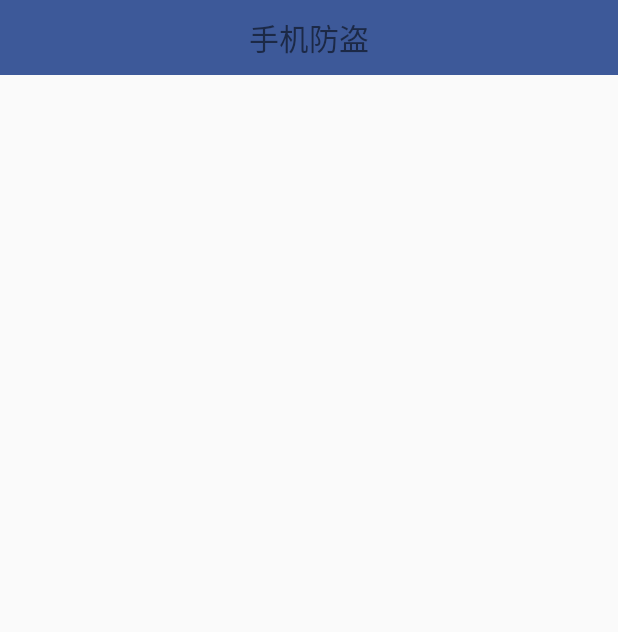
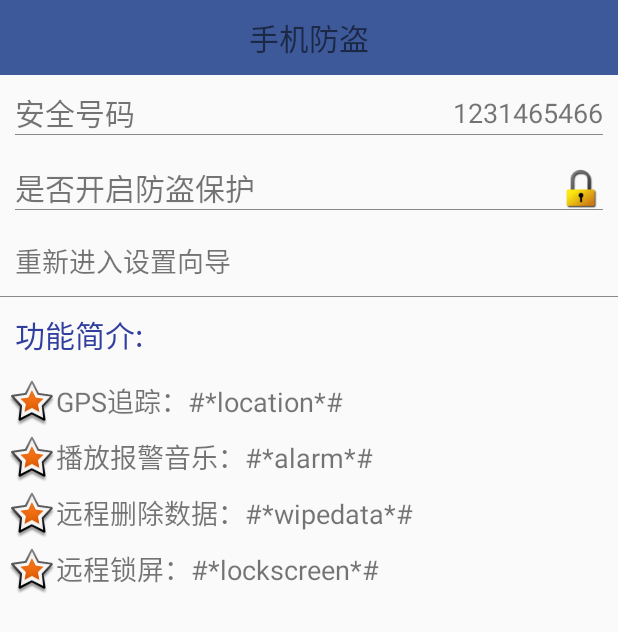
Before and after one commit to zcjxz/WEI_SHI_360, an Android app: the layout activity_lost_find.xml on its own in the app's theme, with its tools: preview values and no code run, on a phone screen of 412 x 824 dp. Shown: the top 632 px of the screen. Run offline under Robolectric (Android 15) with nearby library versions, the phone set to English and light mode, and no system bars.

Commit message:
手机防盗页

```diff
--- a/app/src/main/java/com/zcj/wei_shi_360/activity/LostFindActivity.java
+++ b/app/src/main/java/com/zcj/wei_shi_360/activity/LostFindActivity.java
@@ -4,12 +4,10 @@ import android.app.Activity;
 import android.content.Intent;
 import android.content.SharedPreferences;
 import android.os.Bundle;
+import android.view.View;
 
 import com.zcj.wei_shi_360.R;
 
-/**
- * Created by 曾灿杰 on 2016/1/24.
- */
 public class LostFindActivity extends Activity {
     @Override
     protected void onCreate(Bundle savedInstanceState) {
@@ -23,4 +21,8 @@ public class LostFindActivity extends Activity {
             finish();
         }
     }
+    public void reEnterSetrp(View v ){
+         startActivity(new Intent(LostFindActivity.this,Setup1.class));
+        finish();
+    }
 }
--- a/app/src/main/java/com/zcj/wei_shi_360/activity/Setup4.java
+++ b/app/src/main/java/com/zcj/wei_shi_360/activity/Setup4.java
@@ -1,6 +1,7 @@
 package com.zcj.wei_shi_360.activity;
 
 import android.content.Intent;
+import android.content.SharedPreferences;
 import android.support.v7.app.AppCompatActivity;
 import android.os.Bundle;
 import android.view.View;
@@ -9,13 +10,19 @@ import com.zcj.wei_shi_360.R;
 
 public class Setup4 extends AppCompatActivity {
 
+    private SharedPreferences config;
+
     @Override
     protected void onCreate(Bundle savedInstanceState) {
         super.onCreate(savedInstanceState);
         setContentView(R.layout.activity_setup4);
+        config = getSharedPreferences("config", MODE_PRIVATE);
     }
-    public void next(View v){
 
+    public void next(View v) {
+        startActivity(new Intent(Setup4.this, LostFindActivity.class));
+        finish();
+        config.edit().putBoolean("configed",true).commit();
     }
     public void previous(View v){
         startActivity(new Intent(Setup4.this,setup3.class));
--- /dev/null
+++ b/app/src/main/res/drawable/gradient_box.xml
@@ -0,0 +1,6 @@
+<?xml version="1.0" encoding="utf-8"?>
+<shape xmlns:android="http://schemas.android.com/apk/res/android"
+    android:shape="rectangle">
+    <corners android:radius="10dp"/>
+    <solid android:color="#898989"/>
+</shape>
--- /dev/null
+++ b/app/src/main/res/drawable/shape_selector.xml
@@ -0,0 +1,5 @@
+<?xml version="1.0" encoding="utf-8"?>
+<selector xmlns:android="http://schemas.android.com/apk/res/android">
+    <item android:state_pressed="true" android:drawable="@drawable/gradient_box"/>
+    <item android:drawable="@android:color/transparent"/>
+</selector>
--- a/app/src/main/res/layout/activity_lost_find.xml
+++ b/app/src/main/res/layout/activity_lost_find.xml
@@ -3,8 +3,97 @@
     xmlns:tools="http://schemas.android.com/tools"
     android:layout_width="match_parent"
     android:layout_height="match_parent"
+    android:orientation="vertical"
     tools:context="com.zcj.wei_shi_360.activity.LostFindActivity">
     <TextView
         style="@style/TitleStyle"
         android:text="手机防盗"/>
+    <RelativeLayout
+        android:padding="10dp"
+        android:layout_width="match_parent"
+        android:layout_height="50dp"
+        >
+        <TextView
+            android:layout_width="wrap_content"
+            android:layout_height="wrap_content"
+            android:layout_alignParentLeft="true"
+            android:text="安全号码"
+            android:textSize="20sp"/>
+        <TextView
+            android:layout_width="wrap_content"
+            android:layout_height="wrap_content"
+            android:text="1231465466"
+            android:textSize="18sp"
+            android:layout_centerVertical="true"
+            android:layout_alignParentRight="true"
+            />
+        <View
+            android:layout_width="match_parent"
+            android:layout_height="0.2dp"
+            android:background="#898989"
+            android:layout_alignParentBottom="true"/>
+    </RelativeLayout>
+    <RelativeLayout
+        android:padding="10dp"
+        android:layout_width="match_parent"
+        android:layout_height="50dp"
+        >
+        <TextView
+            android:layout_width="wrap_content"
+            android:layout_height="wrap_content"
+            android:layout_alignParentLeft="true"
+            android:text="是否开启防盗保护"
+            android:textSize="20sp"/>
+        <ImageView
+            android:layout_width="30dp"
+            android:layout_height="30dp"
+            android:src="@drawable/lock"
+            android:textSize="18sp"
+            android:layout_alignParentRight="true"
+            />
+        <View
+            android:layout_width="match_parent"
+            android:layout_height="0.2dp"
+            android:background="#898989"
+            android:layout_alignParentBottom="true"/>
+    </RelativeLayout>
+    <TextView
+        android:layout_width="match_parent"
+        android:layout_height="wrap_content"
+        android:text="重新进入设置向导"
+        android:background="@drawable/shape_selector"
+        android:textSize="18sp"
+        android:layout_margin="10dp"
+        android:clickable="true"
+        android:onClick="reEnterSetrp"/>
+    <View
+        android:layout_width="match_parent"
+        android:layout_height="0.2dp"
+        android:background="#898989"
+        android:layout_alignParentBottom="true"/>
+    <TextView
+        android:layout_margin="10dp"
+        android:layout_marginBottom="20dp"
+        android:layout_width="match_parent"
+        android:layout_height="wrap_content"
+        android:text="功能简介:"
+        android:textSize="20sp"
+        android:textColor="@color/colorPrimaryDark"/>
+    <TextView
+        style="@style/ContentStyle"
+        android:drawableLeft="@android:drawable/star_big_on"
+        android:text="GPS追踪：#*location*#"/>
+    <TextView
+        style="@style/ContentStyle"
+        android:drawableLeft="@android:drawable/star_big_on"
+        android:text="播放报警音乐：#*alarm*#"/>
+    <TextView
+        style="@style/ContentStyle"
+        android:drawableLeft="@android:drawable/star_big_on"
+        android:text="远程删除数据：#*wipedata*#"/>
+    <TextView
+        style="@style/ContentStyle"
+        android:drawableLeft="@android:drawable/star_big_on"
+        android:text="远程锁屏：#*lockscreen*#"/>
+
 </LinearLayout>
--- a/app/src/main/res/layout/activity_setup3.xml
+++ b/app/src/main/res/layout/activity_setup3.xml
@@ -46,11 +46,7 @@
         android:layout_width="match_parent"
         android:layout_height="0dp"
         android:layout_weight="1">
-        <ImageView
-            android:layout_width="wrap_content "
-            android:layout_height="wrap_content"
-            android:layout_centerInParent="true"
-            android:src="@drawable/setup3"/>
+
         <Button
             style="@style/PreviousStyle" />
         <Button
```
Also changed, not shown: app/src/main/res/drawable/listview_divider.png (deleted).
